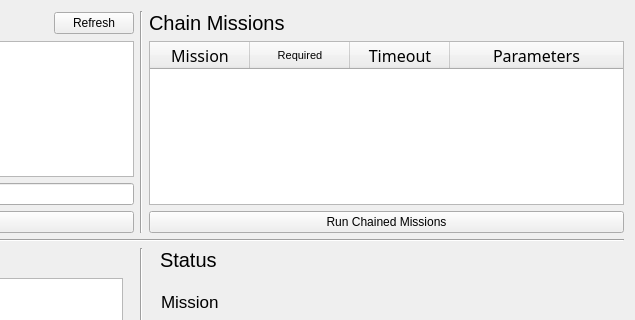
The window that mil_missions/resource/dashboard.ui (uf-mil/mil) describes before a commit, drawn with Qt 5; both pictures show x 353 to 988 and y 0 to 320 of the 988 by 453 pixel window.
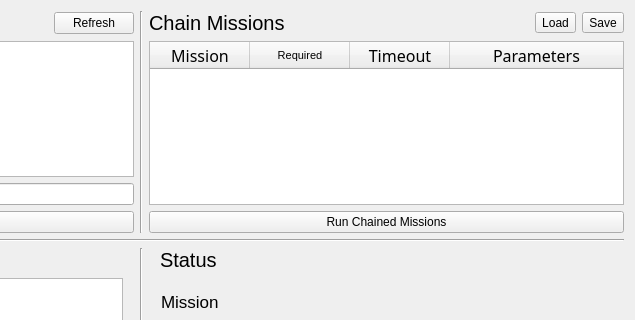
The same window after the commit. Icons and pictures are not drawn.

Commit message: MISSIONS: add load/save chained mission to GUI

```diff
--- a/mil_missions/resource/dashboard.ui
+++ b/mil_missions/resource/dashboard.ui
@@ -111,7 +111,9 @@
        <item>
         <layout class="QVBoxLayout" name="verticalLayout_6">
          <item>
-          <widget class="QLabel" name="label_2">
+          <layout class="QHBoxLayout" name="horizontalLayout_6">
+           <item>
+            <widget class="QLabel" name="label_3">
            <property name="font">
             <font>
              <pointsize>15</pointsize>
@@ -121,6 +123,42 @@
             <string>Chain Missions</string>
            </property>
           </widget>
+           </item>
+           <item>
+            <spacer name="horizontalSpacer_2">
+             <property name="orientation">
+              <enum>Qt::Horizontal</enum>
+             </property>
+             <property name="sizeHint" stdset="0">
+              <size>
+               <width>40</width>
+               <height>20</height>
+              </size>
+             </property>
+            </spacer>
+           </item>
+           <item>
+            <widget class="QToolButton" name="load_button">
+             <property name="text">
+              <string>Load</string>
+             </property>
+             <property name="icon">
+              <iconset theme="SP_DialogOpenButton">
+               <normaloff>.</normaloff>.</iconset>
+             </property>
+            </widget>
+           </item>
+           <item>
+            <widget class="QToolButton" name="save_button">
+             <property name="toolTip">
+              <string>&lt;html&gt;&lt;head/&gt;&lt;body&gt;&lt;p&gt;save&lt;/p&gt;&lt;/body&gt;&lt;/html&gt;</string>
+             </property>
+             <property name="text">
+              <string>Save</string>
+             </property>
+            </widget>
+           </item>
+          </layout>
          </item>
          <item>
           <widget class="QTableWidget" name="chained_missions_table">
```
Lines whose indentation alone changed are shown as unchanged. The commit also changes 1 other file.
